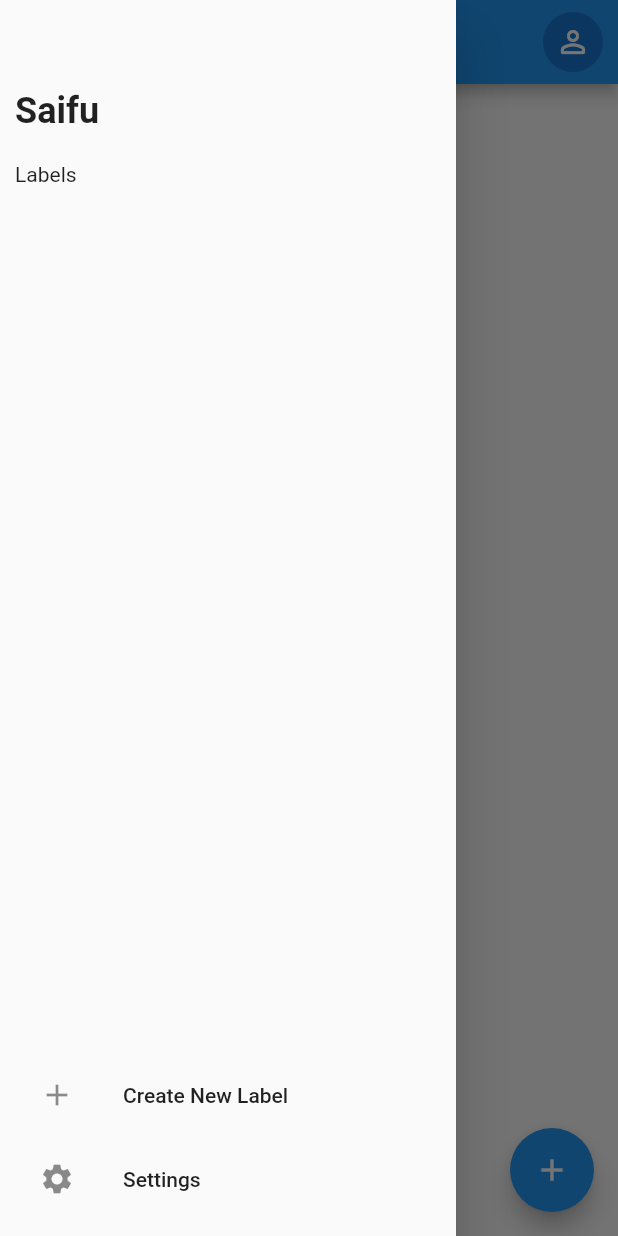
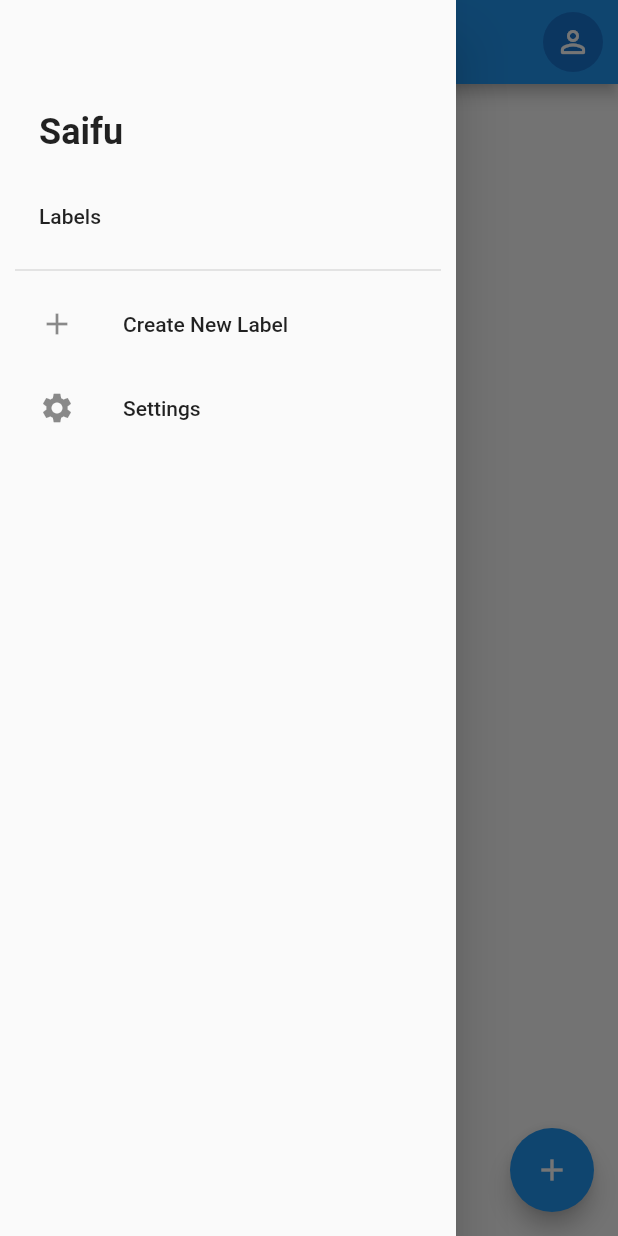
Before and after one commit to NishLy/to_do, a Flutter app: the screen it shows after launch, with the side drawer open, on a phone screen of 412 x 824 dp. Run offline on Flutter 3.47's test engine with Material 2 defaults, Android fonts, the phone set to English and light mode, and no system bars; our stand-ins replace cloud_firestore, firebase_auth, firebase_core, google_sign_in, sqflite; accounts and stored records are empty.

```diff
--- a/lib/components/drawer.dart
+++ b/lib/components/drawer.dart
@@ -4,71 +4,68 @@ import 'package:to_do/screens/label.dart';
 import 'package:to_do/screens/setting.dart';
 
 class MainDrawer extends StatefulWidget {
-  final Function(int) onChangeLabelFilter;
-  const MainDrawer({super.key, required this.onChangeLabelFilter});
+  final int? seletedId;
+  final Function(int?) onChangeLabelFilter;
+  const MainDrawer(
+      {super.key, required this.onChangeLabelFilter, this.seletedId});
 
   @override
   State<MainDrawer> createState() => _MainDrawerState();
 }
 
 class _MainDrawerState extends State<MainDrawer> {
-  int? selectedLabel;
+  int? selectedIdLabel;
+
+  @override
+  void initState() {
+    super.initState();
+    if (widget.seletedId != null) selectedIdLabel = widget.seletedId;
+  }
 
   @override
   Widget build(BuildContext context) {
     return Drawer(
-        child: Padding(
-      padding: const EdgeInsets.all(10),
-      child: Column(
-        crossAxisAlignment: CrossAxisAlignment.start,
-        children: [
+        child: ListView(padding: const EdgeInsets.all(10), children: [
       const SizedBox(
         height: 50,
       ),
-          const Text(
+      const ListTile(
+        title: const Text(
           "Saifu",
           style: TextStyle(fontSize: 24, fontWeight: FontWeight.bold),
         ),
-          const SizedBox(
-            height: 20,
       ),
-          const Text("Labels"),
-          const SizedBox(
-            height: 10,
-          ),
+      const ListTile(title: const Text("Labels")),
       FutureBuilder(
           future: DatabaseLabelHelper.instance.getAllLabels(),
           builder: ((context, snapshot) {
             if (snapshot.hasData) {
-                  return Expanded(
-                    child: ListView.separated(
-                        padding: EdgeInsets.zero,
-                        shrinkWrap: true,
-                        itemBuilder: ((context, index) => Card(
-                              child: ListTile(
-                                key: ValueKey(index),
-                                selected: selectedLabel == index,
+              List<Widget> labelsWidgets = [];
+              for (var label in snapshot.data!) {
+                labelsWidgets.add(ListTile(
+                    key: ValueKey(label.id),
+                    selected: selectedIdLabel == label.id,
                     onTap: () => setState(() {
-                                  selectedLabel == index
-                                      ? selectedLabel = null
-                                      : selectedLabel = index;
-                                  widget.onChangeLabelFilter(
-                                      snapshot.data![index].id!);
+                          if (selectedIdLabel != label.id) {
+                            widget.onChangeLabelFilter(label.id!);
+                            selectedIdLabel = label.id;
+                            return;
+                          }
+                          widget.onChangeLabelFilter(null);
+                          selectedIdLabel = null;
                         }),
                     leading: const Icon(Icons.label_outline_sharp),
-                                title: Text(snapshot.data![index].title),
-                              ),
-                            )),
-                        separatorBuilder: ((context, index) => const SizedBox(
-                              height: 5,
-                            )),
-                        itemCount: snapshot.data!.length),
-                  );
+                    title: Text(label.title)));
+              }
+              return Column(children: labelsWidgets);
             }
             return const Center(
               child: CircularProgressIndicator(),
             );
           })),
+      const Divider(
+        thickness: 1,
+      ),
       ListTile(
         leading: const Icon(Icons.add),
         title: const Text("Create New Label"),
@@ -82,9 +79,7 @@ class _MainDrawerState extends State<MainDrawer> {
         title: const Text("Settings"),
         onTap: () => Navigator.push(context,
             MaterialPageRoute(builder: ((context) => const Settings()))),
-          )
-        ],
       ),
-    ));
+    ]));
   }
 }
--- a/lib/helpers/labels.dart
+++ b/lib/helpers/labels.dart
@@ -90,4 +90,10 @@ class DatabaseLabelHelper {
     );
     return result;
   }
+
+  Future<int> deleteAllLabel() async {
+    Database db = await this.db;
+    final int result = await db.delete(labelTabel);
+    return result;
+  }
 }
--- a/lib/helpers/todos.dart
+++ b/lib/helpers/todos.dart
@@ -97,4 +97,10 @@ class DatabaseTodoHelper {
     );
     return result;
   }
+
+  Future<int> deleteAllTodo() async {
+    Database db = await this.db;
+    final int result = await db.delete(todoTable);
+    return result;
+  }
 }
--- a/lib/screens/home.dart
+++ b/lib/screens/home.dart
@@ -18,6 +18,7 @@ class Home extends StatefulWidget {
 
 class _HomeState extends State<Home> {
   Future<List<Task>>? _tasks;
+  int? filteredLabelId;
 
   @override
   void initState() {
@@ -31,8 +32,13 @@ class _HomeState extends State<Home> {
     });
   }
 
-  void _onChangeFilterLabel(int labelId) {
+  void _onChangeFilterLabel(int? labelId) {
     setState(() {
+      filteredLabelId = labelId;
+      if (labelId == null) {
+        _tasks = DatabaseTaskHelper.instance.getTaskList();
+        return;
+      }
       _tasks = DatabaseTaskHelper.instance.getTaskByLabel(labelId);
     });
   }
@@ -61,13 +67,19 @@ class _HomeState extends State<Home> {
           )
         ],
       ),
-      body: FutureBuilder(
+      body: RefreshIndicator(
+        onRefresh: _updateTaskList,
+        child: FutureBuilder(
           future: _tasks,
           builder: (context, snapshot) {
             if (snapshot.hasData) {
               if (snapshot.data!.isEmpty) {
-              return const Center(
-                child: Text("No Tasks"),
+                return ListView(
+                  children: const [
+                    ListTile(
+                      title: Text("No Tasks"),
+                    )
+                  ],
                 );
               }
 
@@ -78,19 +90,19 @@ class _HomeState extends State<Home> {
                 if (task.isPinned) {
                   pinnedTasksWidget.add(CardTask(
                     key: ValueKey(task.id),
+                    onLeave: _updateTaskList,
                     task: task,
                   ));
                 } else {
                   unpinnedTaskWidget.add(CardTask(
                     key: ValueKey(task.id),
+                    onLeave: _updateTaskList,
                     task: task,
                   ));
                 }
               }
 
-            return RefreshIndicator(
-                onRefresh: _updateTaskList,
-                child: ListView(padding: const EdgeInsets.all(10), children: [
+              return ListView(padding: const EdgeInsets.all(10), children: [
                 if (pinnedTasksWidget.isNotEmpty)
                   Container(
                     margin: const EdgeInsets.all(10),
@@ -121,44 +133,62 @@ class _HomeState extends State<Home> {
                       mainAxisSpacing: 4,
                       crossAxisSpacing: 4,
                       children: unpinnedTaskWidget)
-                ]));
+              ]);
             }
             return const Center(
               child: CircularProgressIndicator(),
             );
           },
         ),
+      ),
       floatingActionButton: FloatingActionButton(
-          onPressed: () {
-            Navigator.push(
+          onPressed: () async {
+            await Navigator.push(
                 context,
                 MaterialPageRoute(
                     builder: (context) => const AddAndEditTask()));
+
+            // ignore: use_build_context_synchronously
+            ScaffoldMessenger.of(context).showSnackBar(SnackBar(
+              behavior: SnackBarBehavior.floating,
+              shape: RoundedRectangleBorder(
+                borderRadius: BorderRadius.circular(5),
+              ),
+              content: const Text("Successfully Adding Data"),
+            ));
+            _updateTaskList();
           },
           child: const Icon(Icons.add)),
-      drawer: MainDrawer(onChangeLabelFilter: _onChangeFilterLabel),
+      drawer: MainDrawer(
+          onChangeLabelFilter: _onChangeFilterLabel,
+          seletedId: filteredLabelId),
     );
   }
 }
 
 class CardTask extends StatelessWidget {
   final Task task;
-  const CardTask({super.key, required this.task});
+  final Function() onLeave;
+  const CardTask({super.key, required this.task, required this.onLeave});
 
   @override
   Widget build(BuildContext context) {
     return GestureDetector(
-      onTap: () => Navigator.push(
+      onTap: (() async {
+        await Navigator.push(
             context,
             MaterialPageRoute(
                 builder: ((context) => AddAndEditTask(
                       taskId: task.id!,
-                  )))),
+                    ))));
+        onLeave();
+        // ignore: use_build_context_synchronously
+      }),
       child: Card(
           elevation: 0,
           shape: const RoundedRectangleBorder(
             side: BorderSide(
-              color: Colors.black,
+              color: Colors.black38,
             ),
             borderRadius: BorderRadius.all(Radius.circular(10)),
           ),
```
Also changed, not shown: lib/components/popup.dart (added, +26 -0 lines), lib/components/task_list.dart (+30 -12 lines), lib/screens/add_and_edit.dart (+14 -2 lines), lib/screens/setting.dart (+66 -8 lines). Lines whose indentation alone changed are shown as unchanged.
